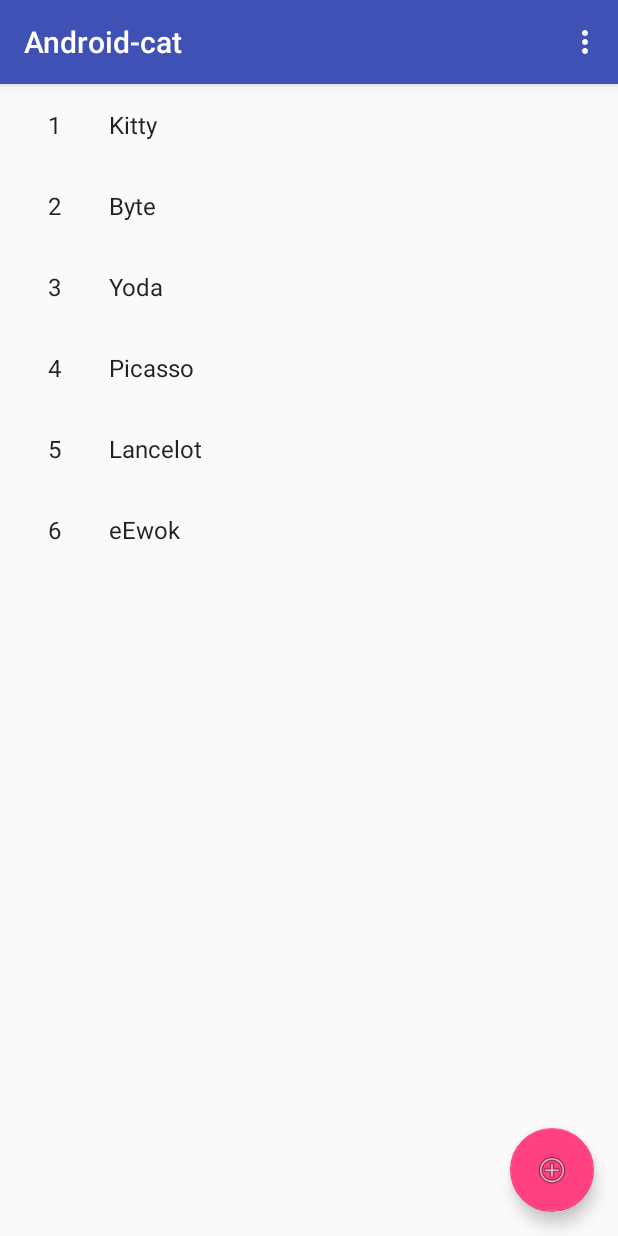
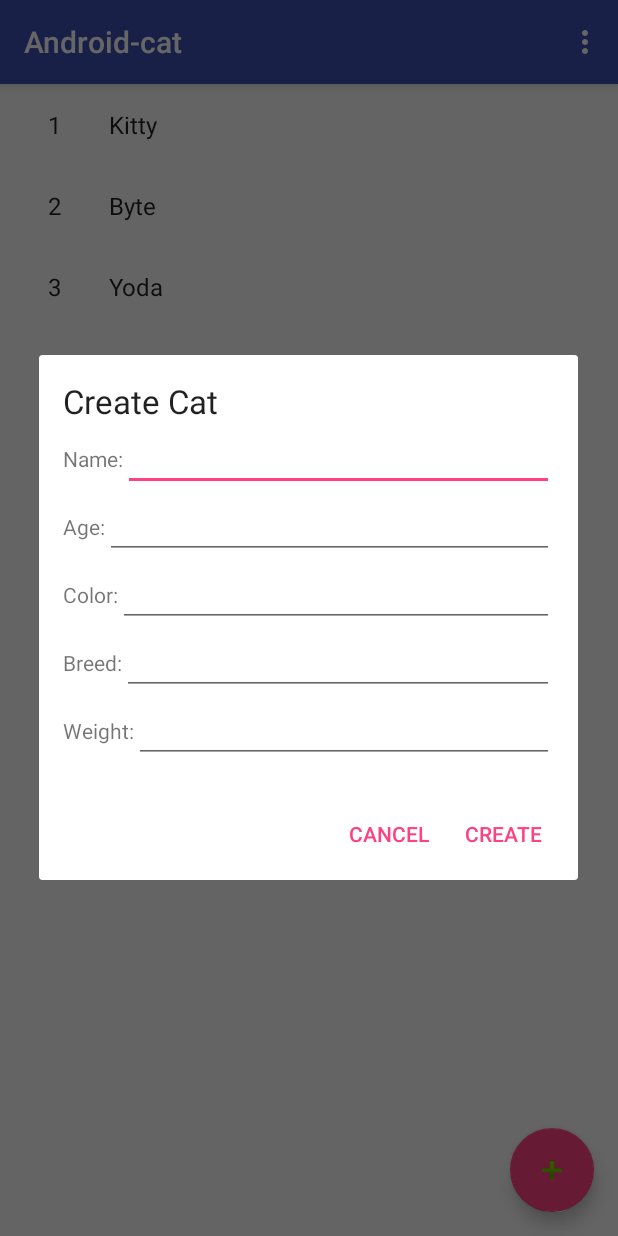
Before and after one commit to Slunger/Android-cat, an Android app: the screen it shows after launch (ItemListActivity), after a tap on an icon or button, on a phone screen of 412 x 824 dp. Run offline under Robolectric (Android 15) with nearby library versions, the phone set to English and light mode, and no system bars; pictures from the network do not load.

Commit message:
added AlertDialog for Edit/Update cats

```diff
--- a/app/src/main/java/com/cats/android/model/Cat.java
+++ b/app/src/main/java/com/cats/android/model/Cat.java
@@ -23,7 +23,7 @@ public class Cat implements Serializable {
 
     private int weight;
 
-    public Cat(Integer id, int age, String color, String breed, String name, int weight) {
+    public Cat(Integer id, String name, int age, String color, String breed, int weight) {
         this.id = id;
         this.age = age;
         this.color = color;
@@ -32,7 +32,7 @@ public class Cat implements Serializable {
         this.weight = weight;
     }
 
-    public Cat(int age, String color, String breed, String name, int weight) {
+    public Cat(String name, int age, String color, String breed, int weight) {
         this.age = age;
         this.color = color;
         this.breed = breed;
--- a/app/src/main/java/com/cats/android/service/MyIntentService.java
+++ b/app/src/main/java/com/cats/android/service/MyIntentService.java
@@ -86,7 +86,6 @@ public class MyIntentService extends IntentService {
                 create(cat);
             } else if (UPDATE.equals(action)) {
                 Cat cat = (Cat) i.getSerializableExtra(CAT);
-                create(cat);
                 update(cat.getId(), cat);
             } else if (GET.equals(action)) {
                 Integer id = i.getIntExtra(ID, 0);
--- /dev/null
+++ b/app/src/main/java/com/cats/android/ui/activities/CatAlertDialog.java
@@ -0,0 +1,120 @@
+package com.cats.android.ui.activities;
+
+import android.content.Context;
+import android.content.DialogInterface;
+import android.os.Bundle;
+import android.os.Handler;
+import android.os.ResultReceiver;
+import android.support.v7.app.AlertDialog;
+import android.view.LayoutInflater;
+import android.view.View;
+import android.widget.EditText;
+import android.widget.TextView;
+import android.widget.Toast;
+
+import com.cats.android.R;
+import com.cats.android.data.CatContent;
+import com.cats.android.model.Cat;
+import com.cats.android.service.MyIntentService;
+
+/**
+ * Created by andrey on 14.02.17.
+ */
+
+public final class CatAlertDialog {
+
+    private CatAlertDialog() {
+    }
+
+    public static void openCreateCatDialog(final Context context, final ResultReceiver receiver) {
+        LayoutInflater layoutInflaterAndroid = LayoutInflater.from(context);
+        View mView = layoutInflaterAndroid.inflate(R.layout.dialog_box, null);
+        AlertDialog.Builder alertDialogBuilderUserInput = new AlertDialog.Builder(context);
+        alertDialogBuilderUserInput.setView(mView);
+
+        final TextView titleTextView = (TextView) mView.findViewById(R.id.dialogTitle);
+        titleTextView.setText("Create Cat");
+
+        final EditText nameEditText = (EditText) mView.findViewById(R.id.nameEditText);
+        final EditText ageEditText = (EditText) mView.findViewById(R.id.ageEditText);
+        final EditText colorEditText = (EditText) mView.findViewById(R.id.colorEditText);
+        final EditText breedEditText = (EditText) mView.findViewById(R.id.breedEditText);
+        final EditText weightEditText = (EditText) mView.findViewById(R.id.weightEditText);
+
+        alertDialogBuilderUserInput
+                .setCancelable(false)
+                .setPositiveButton("Create", new DialogInterface.OnClickListener() {
+                    public void onClick(DialogInterface dialogBox, int id) {
+                        MyIntentService.create(context, receiver,
+                                new Cat(nameEditText.getText().toString(),
+                                        Integer.parseInt(ageEditText.getText().toString()),
+                                        colorEditText.getText().toString(),
+                                        breedEditText.getText().toString(),
+                                        Integer.parseInt(weightEditText.getText().toString())));
+                    }
+                })
+
+                .setNegativeButton("Cancel",
+                        new DialogInterface.OnClickListener() {
+                            public void onClick(DialogInterface dialogBox, int id) {
+                                dialogBox.cancel();
+                            }
+                        });
+
+        AlertDialog alertDialogAndroid = alertDialogBuilderUserInput.create();
+        alertDialogAndroid.show();
+    }
+
+
+    public static void openUpdateCatDialog(final Context context, final ResultReceiver receiver, Integer id) {
+        final Cat cat = CatContent.getItemMap().get(id);
+        if (cat == null) {
+            return;
+        }
+        LayoutInflater layoutInflaterAndroid = LayoutInflater.from(context);
+        View mView = layoutInflaterAndroid.inflate(R.layout.dialog_box, null);
+        AlertDialog.Builder alertDialogBuilderUserInput = new AlertDialog.Builder(context);
+        alertDialogBuilderUserInput.setView(mView);
+
+        final TextView titleTextView = (TextView) mView.findViewById(R.id.dialogTitle);
+        titleTextView.setText("Update Cat");
+
+        final EditText nameEditText = (EditText) mView.findViewById(R.id.nameEditText);
+        nameEditText.setText(cat.getName());
+
+        final EditText ageEditText = (EditText) mView.findViewById(R.id.ageEditText);
+        ageEditText.setText(""+cat.getAge());
+
+        final EditText colorEditText = (EditText) mView.findViewById(R.id.colorEditText);
+        colorEditText.setText(cat.getColor());
+
+        final EditText breedEditText = (EditText) mView.findViewById(R.id.breedEditText);
+        breedEditText.setText(cat.getBreed());
+
+        final EditText weightEditText = (EditText) mView.findViewById(R.id.weightEditText);
+        weightEditText.setText(""+cat.getWeight());
+
+        alertDialogBuilderUserInput
+                .setCancelable(false)
+                .setPositiveButton("Update", new DialogInterface.OnClickListener() {
+                    public void onClick(DialogInterface dialogBox, int id) {
+                        MyIntentService.update(context, receiver,
+                                new Cat(cat.getId(), nameEditText.getText().toString(),
+                                        Integer.parseInt(ageEditText.getText().toString()),
+                                        colorEditText.getText().toString(),
+                                        breedEditText.getText().toString(),
+                                        Integer.parseInt(weightEditText.getText().toString())));
+                    }
+                })
+
+                .setNegativeButton("Cancel",
+                        new DialogInterface.OnClickListener() {
+                            public void onClick(DialogInterface dialogBox, int id) {
+                                dialogBox.cancel();
+                            }
+                        });
+
+        AlertDialog alertDialogAndroid = alertDialogBuilderUserInput.create();
+        alertDialogAndroid.show();
+    }
+}
--- a/app/src/main/java/com/cats/android/ui/activities/ItemListActivity.java
+++ b/app/src/main/java/com/cats/android/ui/activities/ItemListActivity.java
@@ -60,7 +60,15 @@ public class ItemListActivity extends AppCompatActivity {
         fab.setOnClickListener(new View.OnClickListener() {
             @Override
             public void onClick(View view) {
-                Toast.makeText(getApplicationContext(), isNetworkAvailable().toString(), Toast.LENGTH_LONG).show();
+                CatAlertDialog.openCreateCatDialog(view.getContext(), new ResultReceiver(new Handler()) {
+                    @Override
+                    public void onReceiveResult(int resultCode, Bundle resultData) {
+                        if (resultCode == RESULT_OK) {
+                            Toast.makeText(getApplicationContext(), resultData.getString("response"), Toast.LENGTH_LONG).show();
+                            updateRecyclerView();
+                        }
+                    }
+                });
             }
         });
 
@@ -128,17 +136,17 @@ public class ItemListActivity extends AppCompatActivity {
         List<Cat> cats = new ArrayList<>();
         int age = 1, weight = 1;
         int id = 1;
-        Cat cat = new Cat(id++, age++, "white", "Cyprus", "Kitty", weight++);
+        Cat cat = new Cat(id++, "Kitty", age++, "white", "Cyprus", weight++);
         cats.add(cat);
-        cat = new Cat(id++, age++, "lavender", "Sphynx", "Byte", weight++);
+        cat = new Cat(id++, "Byte", age++, "lavender", "Sphynx", weight++);
         cats.add(cat);
-        cat = new Cat(id++, age, "chocolate", "European Shorthair", "Yoda", weight);
+        cat = new Cat(id++, "Yoda", age, "chocolate", "European Shorthair", weight);
         cats.add(cat);
-        cat = new Cat(id++, age++, "tortoiseshell", "Siamese", "Picasso", weight++);
+        cat = new Cat(id++, "Picasso", age++, "tortoiseshell", "Siamese", weight++);
         cats.add(cat);
-        cat = new Cat(id++, age++, "black", "Exotic Shorthair", "Lancelot", weight++);
+        cat = new Cat(id++, "Lancelot", age++, "black", "Exotic Shorthair", weight++);
         cats.add(cat);
-        cat = new Cat(id++, age, "chocolate", "Asian", "eEwok", weight);
+        cat = new Cat(id++, "eEwok", age, "chocolate", "Asian", weight);
         cats.add(cat);
         CatContent.putItems(cats);
     }
--- a/app/src/main/res/layout/activity_item_list.xml
+++ b/app/src/main/res/layout/activity_item_list.xml
@@ -36,7 +36,7 @@
         android:layout_height="wrap_content"
         android:layout_gravity="bottom|end"
         android:layout_margin="@dimen/fab_margin"
-        app:srcCompat="@android:drawable/ic_menu_add"
+        app:srcCompat="@android:drawable/ic_input_add"
         app:rippleColor="@android:color/white" />
 
 
--- /dev/null
+++ b/app/src/main/res/layout/dialog_box.xml
@@ -0,0 +1,105 @@
+<?xml version="1.0" encoding="utf-8"?>
+<LinearLayout xmlns:android="http://schemas.android.com/apk/res/android"
+    android:id="@+id/custom_dialog_layout_design_user_input"
+    android:layout_width="match_parent"
+    android:layout_height="match_parent"
+    android:orientation="vertical"
+    android:padding="16dp">
+
+    <TextView
+        android:id="@+id/dialogTitle"
+        android:layout_width="wrap_content"
+        android:layout_height="wrap_content"
+        android:textAppearance="?android:attr/textAppearanceLarge" />
+
+    <LinearLayout
+        android:layout_width="match_parent"
+        android:layout_height="wrap_content"
+        android:orientation="horizontal">
+
+        <TextView
+            android:layout_width="wrap_content"
+            android:layout_height="wrap_content"
+            android:text="@string/name" />
+
+        <EditText
+            android:id="@+id/nameEditText"
+            android:layout_width="match_parent"
+            android:layout_height="wrap_content"
+            android:inputType="text" />
+
+    </LinearLayout>
+
+    <LinearLayout
+        android:layout_width="match_parent"
+        android:layout_height="wrap_content"
+        android:orientation="horizontal">
+
+        <TextView
+            android:layout_width="wrap_content"
+            android:layout_height="wrap_content"
+            android:text="@string/age" />
+
+        <EditText
+            android:id="@+id/ageEditText"
+            android:layout_width="match_parent"
+            android:layout_height="wrap_content"
+            android:inputType="number" />
+
+    </LinearLayout>
+
+    <LinearLayout
+        android:layout_width="match_parent"
+        android:layout_height="wrap_content"
+        android:orientation="horizontal">
+
+        <TextView
+            android:layout_width="wrap_content"
+            android:layout_height="wrap_content"
+            android:text="@string/color" />
+
+        <EditText
+            android:id="@+id/colorEditText"
+            android:layout_width="match_parent"
+            android:layout_height="wrap_content"
+            android:inputType="text" />
+
+    </LinearLayout>
+
+    <LinearLayout
+        android:layout_width="match_parent"
+        android:layout_height="wrap_content"
+        android:orientation="horizontal">
+
+        <TextView
+            android:layout_width="wrap_content"
+            android:layout_height="wrap_content"
+            android:text="@string/breed" />
+
+        <EditText
+            android:id="@+id/breedEditText"
+            android:layout_width="match_parent"
+            android:layout_height="wrap_content"
+            android:inputType="text" />
+
+    </LinearLayout>
+
+    <LinearLayout
+        android:layout_width="match_parent"
+        android:layout_height="wrap_content"
+        android:orientation="horizontal">
+
+        <TextView
+            android:layout_width="wrap_content"
+            android:layout_height="wrap_content"
+            android:text="@string/weight" />
+
+        <EditText
+            android:id="@+id/weightEditText"
+            android:layout_width="match_parent"
+            android:layout_height="wrap_content"
+            android:inputType="number" />
+
+    </LinearLayout>
+
+</LinearLayout>
--- a/app/src/main/res/values/strings.xml
+++ b/app/src/main/res/values/strings.xml
@@ -3,4 +3,9 @@
     <string name="title_item_detail">Item Detail</string>
     <string name="reload">Reload</string>
     <string name="addCat">Add</string>
+    <string name="name">Name:</string>
+    <string name="age">Age:</string>
+    <string name="color">Color:</string>
+    <string name="breed">Breed:</string>
+    <string name="weight">Weight:</string>
 </resources>
```
Also changed, not shown: app/src/main/java/com/cats/android/ui/activities/ItemDetailActivity.java (+10 -1 lines).
